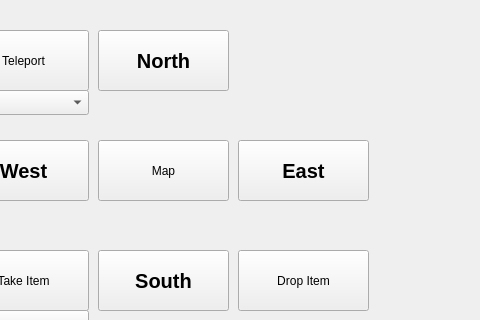
TZajas/CS4076-Final-Project, file 20278748ZorkProject/mainwindow.ui: the form before one commit; both pictures show x 792 to 1272 and y 0 to 320 of the 1272 by 633 pixel window.
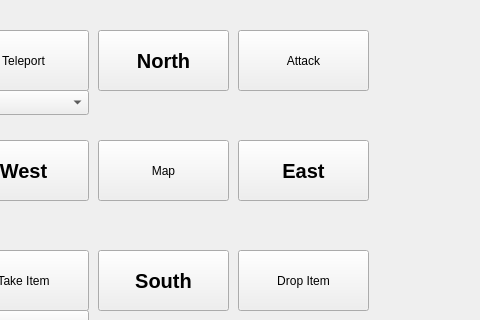
The form after the commit.

What changed in the file:
```diff
--- a/20278748ZorkProject/mainwindow.ui
+++ b/20278748ZorkProject/mainwindow.ui
@@ -7414,6 +7414,437 @@
      <string>Puzzle Input</string>
     </property>
    </widget>
+   <widget class="QPushButton" name="AttackButton">
+    <property name="geometry">
+     <rect>
+      <x>1030</x>
+      <y>30</y>
+      <width>131</width>
+      <height>61</height>
+     </rect>
+    </property>
+    <property name="palette">
+     <palette>
+      <active>
+       <colorrole role="WindowText">
+        <brush brushstyle="SolidPattern">
+         <color alpha="255">
+          <red>0</red>
+          <green>0</green>
+          <blue>0</blue>
+         </color>
+        </brush>
+       </colorrole>
+       <colorrole role="Button">
+        <brush brushstyle="SolidPattern">
+         <color alpha="255">
+          <red>144</red>
+          <green>214</green>
+          <blue>242</blue>
+         </color>
+        </brush>
+       </colorrole>
+       <colorrole role="Light">
+        <brush brushstyle="SolidPattern">
+         <color alpha="255">
+          <red>255</red>
+          <green>255</green>
+          <blue>255</blue>
+         </color>
+        </brush>
+       </colorrole>
+       <colorrole role="Midlight">
+        <brush brushstyle="SolidPattern">
+         <color alpha="255">
+          <red>199</red>
+          <green>234</green>
+          <blue>248</blue>
+         </color>
+        </brush>
+       </colorrole>
+       <colorrole role="Dark">
+        <brush brushstyle="SolidPattern">
+         <color alpha="255">
+          <red>72</red>
+          <green>107</green>
+          <blue>121</blue>
+         </color>
+        </brush>
+       </colorrole>
+       <colorrole role="Mid">
+        <brush brushstyle="SolidPattern">
+         <color alpha="255">
+          <red>96</red>
+          <green>143</green>
+          <blue>161</blue>
+         </color>
+        </brush>
+       </colorrole>
+       <colorrole role="Text">
+        <brush brushstyle="SolidPattern">
+         <color alpha="255">
+          <red>0</red>
+          <green>0</green>
+          <blue>0</blue>
+         </color>
+        </brush>
+       </colorrole>
+       <colorrole role="BrightText">
+        <brush brushstyle="SolidPattern">
+         <color alpha="255">
+          <red>255</red>
+          <green>255</green>
+          <blue>255</blue>
+         </color>
+        </brush>
+       </colorrole>
+       <colorrole role="ButtonText">
+        <brush brushstyle="SolidPattern">
+         <color alpha="255">
+          <red>0</red>
+          <green>0</green>
+          <blue>0</blue>
+         </color>
+        </brush>
+       </colorrole>
+       <colorrole role="Base">
+        <brush brushstyle="SolidPattern">
+         <color alpha="255">
+          <red>255</red>
+          <green>255</green>
+          <blue>255</blue>
+         </color>
+        </brush>
+       </colorrole>
+       <colorrole role="Window">
+        <brush brushstyle="SolidPattern">
+         <color alpha="255">
+          <red>144</red>
+          <green>214</green>
+          <blue>242</blue>
+         </color>
+        </brush>
+       </colorrole>
+       <colorrole role="Shadow">
+        <brush brushstyle="SolidPattern">
+         <color alpha="255">
+          <red>0</red>
+          <green>0</green>
+          <blue>0</blue>
+         </color>
+        </brush>
+       </colorrole>
+       <colorrole role="AlternateBase">
+        <brush brushstyle="SolidPattern">
+         <color alpha="255">
+          <red>199</red>
+          <green>234</green>
+          <blue>248</blue>
+         </color>
+        </brush>
+       </colorrole>
+       <colorrole role="ToolTipBase">
+        <brush brushstyle="SolidPattern">
+         <color alpha="255">
+          <red>255</red>
+          <green>255</green>
+          <blue>220</blue>
+         </color>
+        </brush>
+       </colorrole>
+       <colorrole role="ToolTipText">
+        <brush brushstyle="SolidPattern">
+         <color alpha="255">
+          <red>0</red>
+          <green>0</green>
+          <blue>0</blue>
+         </color>
+        </brush>
+       </colorrole>
+      </active>
+      <inactive>
+       <colorrole role="WindowText">
+        <brush brushstyle="SolidPattern">
+         <color alpha="255">
+          <red>0</red>
+          <green>0</green>
+          <blue>0</blue>
+         </color>
+        </brush>
+       </colorrole>
+       <colorrole role="Button">
+        <brush brushstyle="SolidPattern">
+         <color alpha="255">
+          <red>239</red>
+          <green>239</green>
+          <blue>239</blue>
+         </color>
+        </brush>
+       </colorrole>
+       <colorrole role="Light">
+        <brush brushstyle="SolidPattern">
+         <color alpha="255">
+          <red>255</red>
+          <green>255</green>
+          <blue>255</blue>
+         </color>
+        </brush>
+       </colorrole>
+       <colorrole role="Midlight">
+        <brush brushstyle="SolidPattern">
+         <color alpha="255">
+          <red>202</red>
+          <green>202</green>
+          <blue>202</blue>
+         </color>
+        </brush>
+       </colorrole>
+       <colorrole role="Dark">
+        <brush brushstyle="SolidPattern">
+         <color alpha="255">
+          <red>159</red>
+          <green>159</green>
+          <blue>159</blue>
+         </color>
+        </brush>
+       </colorrole>
+       <colorrole role="Mid">
+        <brush brushstyle="SolidPattern">
+         <color alpha="255">
+          <red>184</red>
+          <green>184</green>
+          <blue>184</blue>
+         </color>
+        </brush>
+       </colorrole>
+       <colorrole role="Text">
+        <brush brushstyle="SolidPattern">
+         <color alpha="255">
+          <red>0</red>
+          <green>0</green>
+          <blue>0</blue>
+         </color>
+        </brush>
+       </colorrole>
+       <colorrole role="BrightText">
+        <brush brushstyle="SolidPattern">
+         <color alpha="255">
+          <red>255</red>
+          <green>255</green>
+          <blue>255</blue>
+         </color>
+        </brush>
+       </colorrole>
+       <colorrole role="ButtonText">
+        <brush brushstyle="SolidPattern">
+         <color alpha="255">
+          <red>0</red>
+          <green>0</green>
+          <blue>0</blue>
+         </color>
+        </brush>
+       </colorrole>
+       <colorrole role="Base">
+        <brush brushstyle="SolidPattern">
+         <color alpha="255">
+          <red>255</red>
+          <green>255</green>
+          <blue>255</blue>
+         </color>
+        </brush>
+       </colorrole>
+       <colorrole role="Window">
+        <brush brushstyle="SolidPattern">
+         <color alpha="255">
+          <red>239</red>
+          <green>239</green>
+          <blue>239</blue>
+         </color>
+        </brush>
+       </colorrole>
+       <colorrole role="Shadow">
+        <brush brushstyle="SolidPattern">
+         <color alpha="255">
+          <red>118</red>
+          <green>118</green>
+          <blue>118</blue>
+         </color>
+        </brush>
+       </colorrole>
+       <colorrole role="AlternateBase">
+        <brush brushstyle="SolidPattern">
+         <color alpha="255">
+          <red>247</red>
+          <green>247</green>
+          <blue>247</blue>
+         </color>
+        </brush>
+       </colorrole>
+       <colorrole role="ToolTipBase">
+        <brush brushstyle="SolidPattern">
+         <color alpha="255">
+          <red>255</red>
+          <green>255</green>
+          <blue>220</blue>
+         </color>
+        </brush>
+       </colorrole>
+       <colorrole role="ToolTipText">
+        <brush brushstyle="SolidPattern">
+         <color alpha="255">
+          <red>0</red>
+          <green>0</green>
+          <blue>0</blue>
+         </color>
+        </brush>
+       </colorrole>
+      </inactive>
+      <disabled>
+       <colorrole role="WindowText">
+        <brush brushstyle="SolidPattern">
+         <color alpha="255">
+          <red>72</red>
+          <green>107</green>
+          <blue>121</blue>
+         </color>
+        </brush>
+       </colorrole>
+       <colorrole role="Button">
+        <brush brushstyle="SolidPattern">
+         <color alpha="255">
+          <red>144</red>
+          <green>214</green>
+          <blue>242</blue>
+         </color>
+        </brush>
+       </colorrole>
+       <colorrole role="Light">
+        <brush brushstyle="SolidPattern">
+         <color alpha="255">
+          <red>255</red>
+          <green>255</green>
+          <blue>255</blue>
+         </color>
+        </brush>
+       </colorrole>
+       <colorrole role="Midlight">
+        <brush brushstyle="SolidPattern">
+         <color alpha="255">
+          <red>199</red>
+          <green>234</green>
+          <blue>248</blue>
+         </color>
+        </brush>
+       </colorrole>
+       <colorrole role="Dark">
+        <brush brushstyle="SolidPattern">
+         <color alpha="255">
+          <red>72</red>
+          <green>107</green>
+          <blue>121</blue>
+         </color>
+        </brush>
+       </colorrole>
+       <colorrole role="Mid">
+        <brush brushstyle="SolidPattern">
+         <color alpha="255">
+          <red>96</red>
+          <green>143</green>
+          <blue>161</blue>
+         </color>
+        </brush>
+       </colorrole>
+       <colorrole role="Text">
+        <brush brushstyle="SolidPattern">
+         <color alpha="255">
+          <red>72</red>
+          <green>107</green>
+          <blue>121</blue>
+         </color>
+        </brush>
+       </colorrole>
+       <colorrole role="BrightText">
+        <brush brushstyle="SolidPattern">
+         <color alpha="255">
+          <red>255</red>
+          <green>255</green>
+          <blue>255</blue>
+         </color>
+        </brush>
+       </colorrole>
+       <colorrole role="ButtonText">
+        <brush brushstyle="SolidPattern">
+         <color alpha="255">
+          <red>72</red>
+          <green>107</green>
+          <blue>121</blue>
+         </color>
+        </brush>
+       </colorrole>
+       <colorrole role="Base">
+        <brush brushstyle="SolidPattern">
+         <color alpha="255">
+          <red>144</red>
+          <green>214</green>
+          <blue>242</blue>
+         </color>
+        </brush>
+       </colorrole>
+       <colorrole role="Window">
+        <brush brushstyle="SolidPattern">
+         <color alpha="255">
+          <red>144</red>
+          <green>214</green>
+          <blue>242</blue>
+         </color>
+        </brush>
+       </colorrole>
+       <colorrole role="Shadow">
+        <brush brushstyle="SolidPattern">
+         <color alpha="255">
+          <red>177</red>
+          <green>177</green>
+          <blue>177</blue>
+         </color>
+        </brush>
+       </colorrole>
+       <colorrole role="AlternateBase">
+        <brush brushstyle="SolidPattern">
+         <color alpha="255">
+          <red>247</red>
+          <green>247</green>
+          <blue>247</blue>
+         </color>
+        </brush>
+       </colorrole>
+       <colorrole role="ToolTipBase">
+        <brush brushstyle="SolidPattern">
+         <color alpha="255">
+          <red>255</red>
+          <green>255</green>
+          <blue>220</blue>
+         </color>
+        </brush>
+       </colorrole>
+       <colorrole role="ToolTipText">
+        <brush brushstyle="SolidPattern">
+         <color alpha="255">
+          <red>0</red>
+          <green>0</green>
+          <blue>0</blue>
+         </color>
+        </brush>
+       </colorrole>
+      </disabled>
+     </palette>
+    </property>
+    <property name="font">
+     <font/>
+    </property>
+    <property name="text">
+     <string>Attack</string>
+    </property>
+   </widget>
   </widget>
   <widget class="QMenuBar" name="menubar">
    <property name="geometry">
```
Left out of the diff: 351 changed lines with no effect on the pictures.
